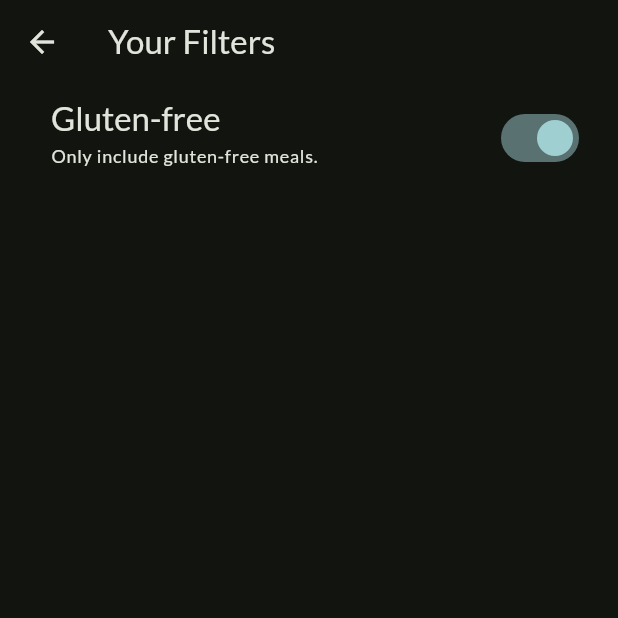
After one commit to kamera846/flutter_meals, a Flutter app: the FilterScreen screen opened directly, after a tap on "Gluten-free", on a phone screen of 412 x 824 dp, the top half of it. The commit adds this screen. Run offline on Flutter 3.47's test engine with Material 2 defaults, Android fonts, the phone set to English and light mode, and no system bars; our stand-ins replace google_fonts, transparent_image.

Commit message:
Adding Filter Item

```diff
--- a/lib/main.dart
+++ b/lib/main.dart
@@ -5,7 +5,9 @@ import 'package:google_fonts/google_fonts.dart';
 final theme = ThemeData(
   useMaterial3: true,
   colorScheme: ColorScheme.fromSeed(
-      brightness: Brightness.dark, seedColor: const Color(0xFFC9DABF)),
+    brightness: Brightness.dark,
+    seedColor: const Color(0xFFC9DABF),
+  ),
   textTheme: GoogleFonts.latoTextTheme(),
 );
 
--- /dev/null
+++ b/lib/screens/filters.dart
@@ -0,0 +1,47 @@
+import 'package:flutter/material.dart';
+
+class FilterScreen extends StatefulWidget {
+  const FilterScreen({super.key});
+
+  @override
+  State<FilterScreen> createState() => _FilterScreenState();
+}
+
+class _FilterScreenState extends State<FilterScreen> {
+  var _glutenFreeFilterSet = false;
+
+  @override
+  Widget build(BuildContext context) {
+    return Scaffold(
+      appBar: AppBar(
+        title: const Text('Your Filters'),
+      ),
+      body: Column(
+        children: [
+          SwitchListTile(
+            value: _glutenFreeFilterSet,
+            onChanged: (isChecked) {
+              setState(() {
+                _glutenFreeFilterSet = isChecked;
+              });
+            },
+            title: Text(
+              'Gluten-free',
+              style: Theme.of(context).textTheme.titleLarge!.copyWith(
+                    color: Theme.of(context).colorScheme.onBackground,
+                  ),
+            ),
+            subtitle: Text(
+              'Only include gluten-free meals.',
+              style: Theme.of(context).textTheme.labelMedium!.copyWith(
+                    color: Theme.of(context).colorScheme.onBackground,
+                  ),
+            ),
+            activeColor: Theme.of(context).colorScheme.tertiary,
+            contentPadding: const EdgeInsets.only(left: 34, right: 22),
+          ),
+        ],
+      ),
+    );
+  }
+}
```
